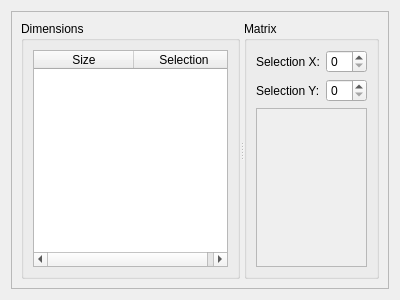
Above: DimensionEditor.ui from enlighteningCrow/MatCal before the change. Below: the same form after it.
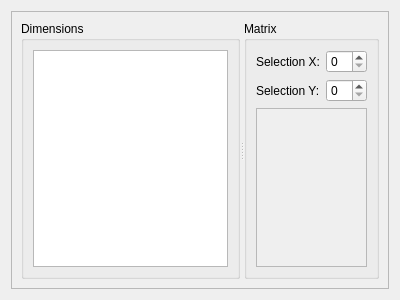
That is the form after the change.

Commit message: Changed the hiding mechanism of selected dimensions to use a timer

```diff
--- a/DimensionEditor.ui
+++ b/DimensionEditor.ui
@@ -40,7 +40,7 @@
          </property>
          <layout class="QVBoxLayout" name="verticalLayout_2">
           <item>
-           <widget class="QTableWidget" name="dimensionsTable">
+           <widget class="QTableView" name="dimensionsTable">
             <property name="sizePolicy">
              <sizepolicy hsizetype="Expanding" vsizetype="Expanding">
               <horstretch>1</horstretch>
@@ -53,16 +53,6 @@
             <property name="horizontalScrollMode">
              <enum>QAbstractItemView::ScrollPerPixel</enum>
             </property>
-            <column>
-             <property name="text">
-              <string>Size</string>
-             </property>
-            </column>
-            <column>
-             <property name="text">
-              <string>Selection</string>
-             </property>
-            </column>
            </widget>
           </item>
          </layout>
```
The commit also changes 3 other files.
